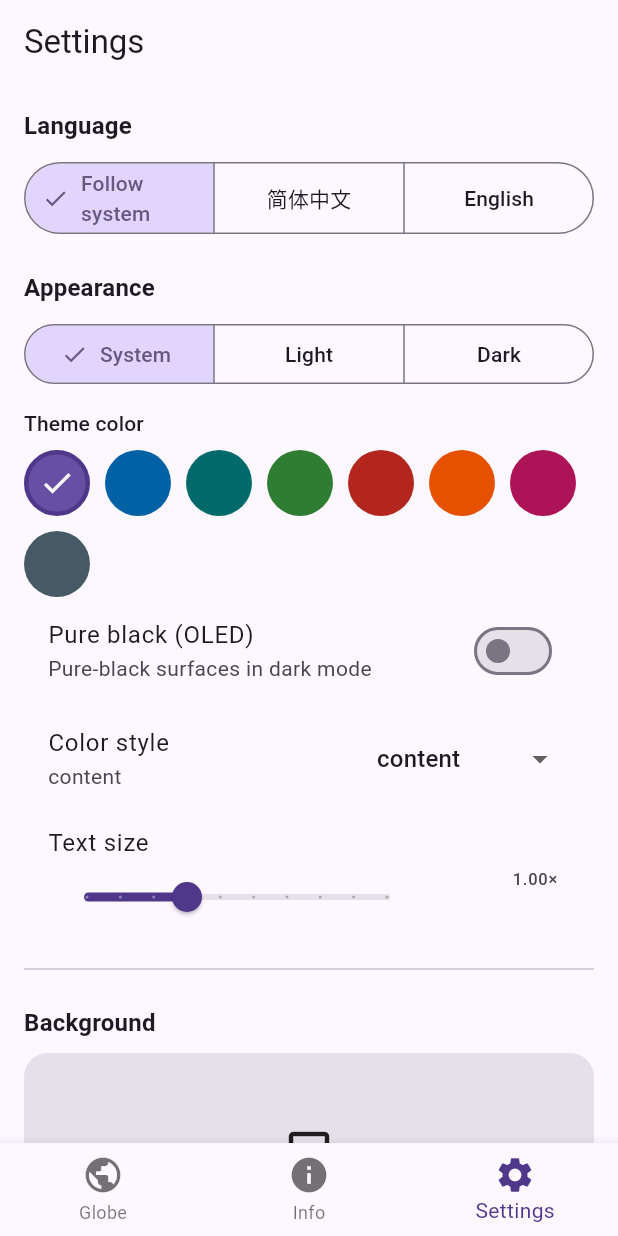
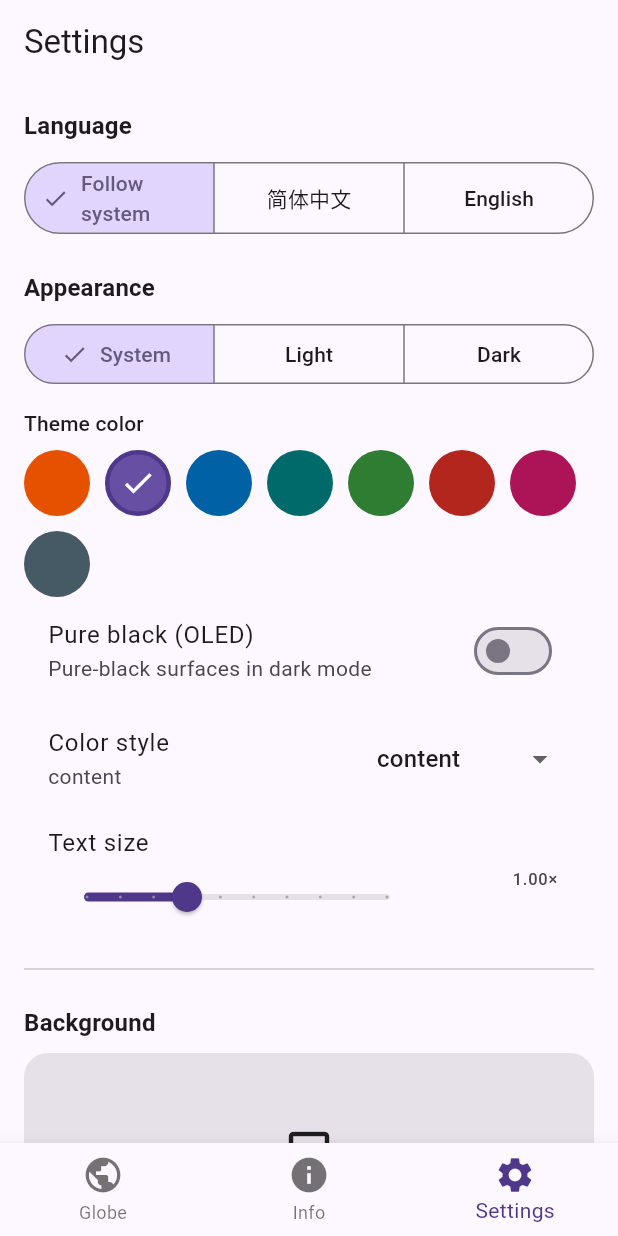
Before and after one commit to lagrange-a1/ayatsuri, a Flutter app: the screen it shows after launch, item 3 of the bottom bar chosen, on a phone screen of 412 x 824 dp. Run offline on Flutter 3.47's test engine with Material 3 defaults, Android fonts, the phone set to English and light mode, and no system bars; our stand-ins replace dio, file_picker, flutter_dotenv, shared_preferences; missing offline and left inert: flutter_earth_globe, re_highlight; network calls fail.

```diff
--- a/lib/settings/settings_page.dart
+++ b/lib/settings/settings_page.dart
@@ -5,12 +5,12 @@ import 'package:ayatsuri/l10n/app_localizations.dart';
 import 'app_settings.dart';
 
 const _seedPresets = <Color>[
-  Color(0xFF6750A4), // purple (default)
+  Color(0xFFE65100), // orange (default)
+  Color(0xFF6750A4), // purple
   Color(0xFF0061A4), // blue
   Color(0xFF006A6A), // teal
   Color(0xFF2E7D32), // green
   Color(0xFFB3261E), // red
-  Color(0xFFE65100), // orange
   Color(0xFFAD1457), // pink
   Color(0xFF455A64), // slate
 ];
```
Also changed, not shown: pubspec.yaml (+8 -0 lines), assets/icon/icon-1024.png (added), assets/icon/icon.jpg (added), 5 other files.
